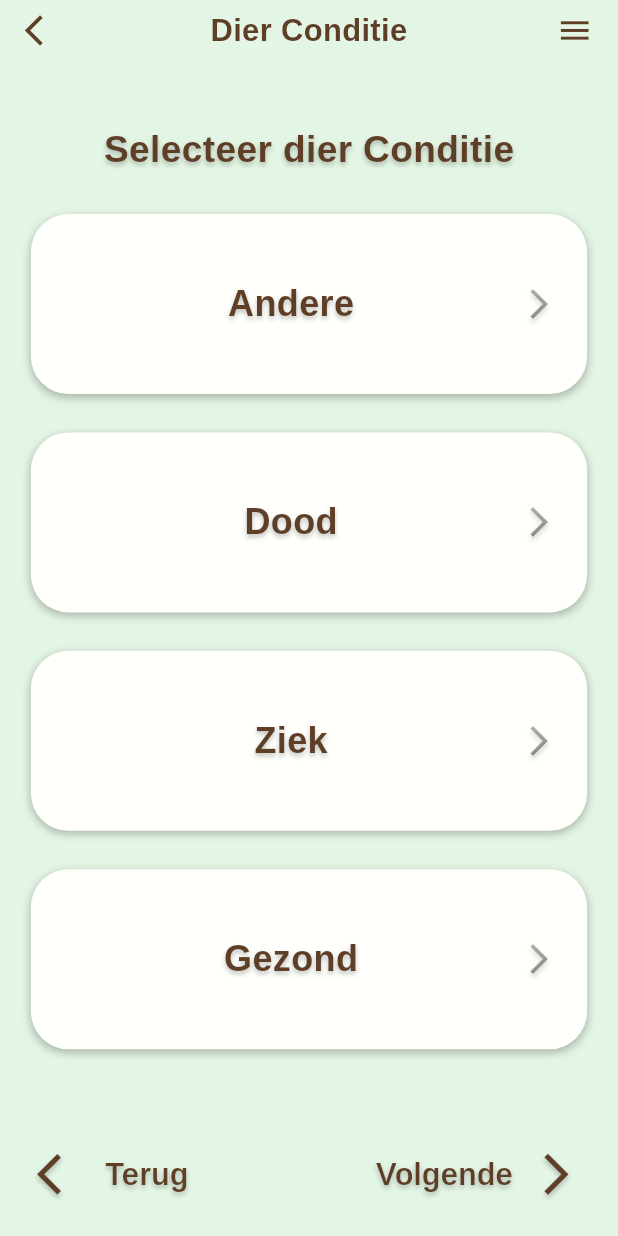
After one commit to WildLife-NL/wildrapport, a Flutter app: the screen it shows after launch, on a phone screen of 412 x 824 dp. The commit adds this screen. Run offline on Flutter 3.47's test engine with Material 3 defaults, Android fonts, the phone set to English and light mode, and no system bars; our stand-ins replace flutter_dotenv, lottie, shared_preferences; accounts and stored records are empty.

Commit message:
Adjusted the filter function becuase of a bug. created the Animal condition selection screen. created bottom app bar widget, created animal status button widget.

```diff
--- a/lib/main.dart
+++ b/lib/main.dart
@@ -18,14 +18,15 @@ import 'package:wildrapport/managers/overzicht_manager.dart';
 import 'package:wildrapport/providers/app_state_provider.dart';
 import 'package:wildrapport/constants/app_colors.dart';
 import 'package:wildrapport/constants/app_text_theme.dart';
+import 'package:wildrapport/screens/animals_screen.dart';
 import 'package:wildrapport/screens/login_screen.dart';
 import 'package:wildrapport/screens/overzicht_screen.dart';
 import 'package:wildrapport/screens/loading_screen.dart';
+import 'package:wildrapport/screens/animal_condition_screen.dart';
 import 'package:wildrapport/widgets/category_filter_options.dart';
 import 'package:wildrapport/managers/filter_manager.dart';
 import 'package:wildrapport/config/app_config.dart';
 import 'package:shared_preferences/shared_preferences.dart';
-import 'package:wildrapport/screens/animals_screen.dart';
 
 void main() async {
   WidgetsFlutterBinding.ensureInitialized();
@@ -40,7 +41,7 @@ void main() async {
 
   final loginManager = LoginManager(authApi);
   final filterManager = FilterManager();
-  final animalManager = AnimalManager(speciesApi, filterManager); // Pass filterManager here
+  final animalManager = AnimalManager(speciesApi, filterManager);
 
   runApp(
     MultiProvider(
@@ -95,8 +96,7 @@ class MyApp extends StatelessWidget {
           ),
         ),
       ),
-      // Replace LoginScreen with AnimalsScreen for testing
-      home: const AnimalsScreen(),
+      home: const AnimalConditionScreen(),  // Changed from AnimalsScreen to AnimalConditionScreen
     );
   }
 }
--- /dev/null
+++ b/lib/screens/animal_condition_screen.dart
@@ -0,0 +1,41 @@
+import 'package:flutter/material.dart';
+import 'package:wildrapport/widgets/app_bar.dart';
+import 'package:wildrapport/widgets/bottom_app_bar.dart';
+import 'package:wildrapport/widgets/health_status_buttons.dart';
+
+class AnimalConditionScreen extends StatelessWidget {
+  const AnimalConditionScreen({super.key});
+
+  void _handleStatusSelection(String status) {
+    // TODO: Implement status selection handling
+  }
+
+  @override
+  Widget build(BuildContext context) {
+    return Scaffold(
+      body: SafeArea(
+        child: Column(
+          children: [
+            CustomAppBar(
+              leftIcon: Icons.arrow_back_ios,
+              centerText: 'Dier Conditie',
+              rightIcon: Icons.menu,
+              onLeftIconPressed: () => Navigator.pop(context),
+              onRightIconPressed: () {/* Handle menu */},
+            ),
+            HealthStatusButtons(
+              onStatusSelected: _handleStatusSelection,
+              title: 'Selecteer dier Conditie',
+            ),
+          ],
+        ),
+      ),
+      bottomNavigationBar: CustomBottomAppBar(
+        onBackPressed: () => Navigator.pop(context),
+        onNextPressed: () {
+          // TODO: Implement next screen navigation
+        },
+      ),
+    );
+  }
+}
--- a/lib/widgets/app_bar.dart
+++ b/lib/widgets/app_bar.dart
@@ -16,13 +16,33 @@ class CustomAppBar extends StatelessWidget {
     this.rightIcon,
     this.onLeftIconPressed,
     this.onRightIconPressed,
-    this.preserveState = true,  // Default to true
+    this.preserveState = true,
   });
 
   @override
   Widget build(BuildContext context) {
+    final screenSize = MediaQuery.of(context).size;
+
+    // Calculate responsive dimensions
+    final double barHeight = screenSize.height * 0.05; // 5% of screen height
+    final double minHeight = 24.0;
+    final double maxHeight = 40.0;
+    final double finalHeight = barHeight.clamp(minHeight, maxHeight);
+
+    // Calculate responsive text size
+    final double fontSize = screenSize.width * 0.05; // 5% of screen width
+    final double minFontSize = 16.0;
+    final double maxFontSize = 24.0;
+    final double finalFontSize = fontSize.clamp(minFontSize, maxFontSize);
+
+    // Calculate responsive icon size
+    final double iconSize = screenSize.width * 0.06; // 6% of screen width
+    final double minIconSize = 24.0;
+    final double maxIconSize = 32.0;
+    final double finalIconSize = iconSize.clamp(minIconSize, maxIconSize);
+
     return Container(
-      height: 24,
+      height: finalHeight,
       color: Colors.transparent,
       child: Row(
         children: [
@@ -34,7 +54,9 @@ class CustomAppBar extends StatelessWidget {
               children: [
                 if (leftIcon != null)
                   Padding(
-                    padding: const EdgeInsets.only(left: 16.0),
+                    padding: EdgeInsets.only(
+                      left: screenSize.width * 0.04, // 4% of screen width
+                    ),
                     child: GestureDetector(
                       onTap: onLeftIconPressed ?? () {
                         Navigator.of(context).pop();
@@ -42,7 +64,7 @@ class CustomAppBar extends StatelessWidget {
                       child: Icon(
                         Icons.arrow_back_ios,
                         color: AppColors.brown,
-                        size: 28,
+                        size: finalIconSize,
                       ),
                     ),
                   ),
@@ -56,9 +78,9 @@ class CustomAppBar extends StatelessWidget {
             child: Center(
               child: Text(
                 centerText ?? '',
-                style: const TextStyle(
+                style: TextStyle(
                   color: AppColors.brown,
-                  fontSize: 20,
+                  fontSize: finalFontSize,
                   fontFamily: 'Arimo',
                   fontWeight: FontWeight.bold,
                 ),
@@ -76,13 +98,15 @@ class CustomAppBar extends StatelessWidget {
               children: [
                 if (rightIcon != null)
                   Padding(
-                    padding: const EdgeInsets.only(right: 16.0),
+                    padding: EdgeInsets.only(
+                      right: screenSize.width * 0.04, // 4% of screen width
+                    ),
                     child: GestureDetector(
                       onTap: onRightIconPressed,
                       child: Icon(
                         Icons.menu,
                         color: AppColors.brown,
-                        size: 28,
+                        size: finalIconSize,
                       ),
                     ),
                   ),
--- /dev/null
+++ b/lib/widgets/bottom_app_bar.dart
@@ -0,0 +1,136 @@
+import 'package:flutter/material.dart';
+import 'package:wildrapport/constants/app_colors.dart';
+
+class CustomBottomAppBar extends StatelessWidget {
+  final VoidCallback onBackPressed;
+  final VoidCallback onNextPressed;
+
+  const CustomBottomAppBar({
+    super.key,
+    required this.onBackPressed,
+    required this.onNextPressed,
+  });
+
+  void _handleBackPress() {
+    debugPrint('CustomBottomAppBar: Back button pressed');
+  }
+
+  void _handleNextPress() {
+    debugPrint('CustomBottomAppBar: Next button pressed');
+  }
+
+  @override
+  Widget build(BuildContext context) {
+    final screenSize = MediaQuery.of(context).size;
+
+    // Increased size values
+    final double barHeight = screenSize.height * 0.1; // Increased from 0.08
+    final double minHeight = 80.0; // Increased from 60.0
+    final double maxHeight = 100.0; // Increased from 80.0
+
+    // Increased font and icon sizes
+    final double fontSize = screenSize.width * 0.05; // Increased from 0.04
+    final double minFontSize = 18.0; // Increased from 14.0
+    final double maxFontSize = 24.0; // Increased from 18.0
+
+    final double iconSize = screenSize.width * 0.08; // Increased from 0.06
+    final double minIconSize = 28.0; // Increased from 20.0
+    final double maxIconSize = 36.0; // Increased from 28.0
+
+    final double finalHeight = barHeight.clamp(minHeight, maxHeight);
+    final double finalFontSize = fontSize.clamp(minFontSize, maxFontSize);
+    final double finalIconSize = iconSize.clamp(minIconSize, maxIconSize);
+    final double horizontalPadding = screenSize.width * 0.06; // Increased from 0.04
+
+    return Container(
+      height: finalHeight,
+      // Removed decoration to make background transparent
+      child: SafeArea(
+        child: Row(
+          mainAxisAlignment: MainAxisAlignment.spaceBetween,
+          children: [
+            // Back button
+            GestureDetector(
+              onTap: _handleBackPress,
+              child: Padding(
+                padding: EdgeInsets.only(left: horizontalPadding),
+                child: Row(
+                  children: [
+                    Icon(
+                      Icons.arrow_back_ios,
+                      color: AppColors.brown,
+                      size: finalIconSize,
+                      shadows: [
+                        Shadow(
+                          color: Colors.black.withOpacity(0.25),
+                          offset: const Offset(0, 2),
+                          blurRadius: 4,
+                        ),
+                      ],
+                    ),
+                    SizedBox(width: screenSize.width * 0.03), // Increased from 0.02
+                    Text(
+                      'Terug',
+                      style: TextStyle(
+                        color: AppColors.brown,
+                        fontSize: finalFontSize,
+                        fontWeight: FontWeight.w600, // Increased from w500
+                        shadows: [
+                          Shadow(
+                            color: Colors.black.withOpacity(0.25),
+                            offset: const Offset(0, 2),
+                            blurRadius: 4,
+                          ),
+                        ],
+                      ),
+                    ),
+                  ],
+                ),
+              ),
+            ),
+
+            // Next button
+            GestureDetector(
+              onTap: _handleNextPress,
+              child: Padding(
+                padding: EdgeInsets.only(right: horizontalPadding),
+                child: Row(
+                  children: [
+                    Text(
+                      'Volgende',
+                      style: TextStyle(
+                        color: AppColors.brown,
+                        fontSize: finalFontSize,
+                        fontWeight: FontWeight.w600, // Increased from w500
+                        shadows: [
+                          Shadow(
+                            color: Colors.black.withOpacity(0.25),
+                            offset: const Offset(0, 2),
+                            blurRadius: 4,
+                          ),
+                        ],
+                      ),
+                    ),
+                    SizedBox(width: screenSize.width * 0.03), // Increased from 0.02
+                    Icon(
+                      Icons.arrow_forward_ios,
+                      color: AppColors.brown,
+                      size: finalIconSize,
+                      shadows: [
+                        Shadow(
+                          color: Colors.black.withOpacity(0.25),
+                          offset: const Offset(0, 2),
+                          blurRadius: 4,
+                        ),
+                      ],
+                    ),
+                  ],
+                ),
+              ),
+            ),
+          ],
+        ),
+      ),
+    );
+  }
+}
--- /dev/null
+++ b/lib/widgets/health_status_buttons.dart
@@ -0,0 +1,76 @@
+import 'package:flutter/material.dart';
+import 'package:wildrapport/constants/app_colors.dart';
+import 'package:wildrapport/widgets/white_bulk_button.dart';
+
+class HealthStatusButtons extends StatelessWidget {
+  final Function(String) onStatusSelected;
+  final String title;
+
+  const HealthStatusButtons({
+    super.key,
+    required this.onStatusSelected,
+    this.title = 'Title', // Default value
+  });
+
+  @override
+  Widget build(BuildContext context) {
+    final screenSize = MediaQuery.of(context).size;
+
+    // Calculate responsive text size
+    final double fontSize = screenSize.width * 0.06; // 6% of width
+    final double minFontSize = 20.0;
+    final double maxFontSize = 28.0;
+    final double finalFontSize = fontSize.clamp(minFontSize, maxFontSize);
+
+    // Calculate responsive icon size
+    final double iconSize = screenSize.width * 0.05; // 5% of width
+    final double minIconSize = 18.0;
+    final double maxIconSize = 24.0;
+    final double finalIconSize = iconSize.clamp(minIconSize, maxIconSize);
+
+    return Expanded(
+      child: Padding(
+        padding: EdgeInsets.symmetric(
+          horizontal: screenSize.width * 0.05,
+          vertical: screenSize.height * 0.02,
+        ),
+        child: Column(
+          mainAxisAlignment: MainAxisAlignment.spaceEvenly,
+          children: [
+            Text(
+              title,
+              style: TextStyle(
+                color: AppColors.brown,
+                fontSize: finalFontSize,
+                fontWeight: FontWeight.bold,
+                shadows: [
+                  Shadow(
+                    color: Colors.black.withOpacity(0.25),
+                    offset: const Offset(0, 2),
+                    blurRadius: 4,
+                  ),
+                ],
+              ),
+            ),
+            _buildButton('Andere', finalIconSize),
+            _buildButton('Dood', finalIconSize),
+            _buildButton('Ziek', finalIconSize),
+            _buildButton('Gezond', finalIconSize),
+          ],
+        ),
+      ),
+    );
+  }
+
+  Widget _buildButton(String text, double iconSize) {
+    return WhiteBulkButton(
+      text: text,
+      rightWidget: Icon(
+        Icons.arrow_forward_ios,
+        color: Colors.black54,
+        size: iconSize,
+      ),
+      onPressed: () => onStatusSelected(text),
+    );
+  }
+}
--- a/lib/widgets/white_bulk_button.dart
+++ b/lib/widgets/white_bulk_button.dart
@@ -36,10 +36,10 @@ class WhiteBulkButton extends StatelessWidget {
       child: Material(
         color: Colors.transparent,
         child: InkWell(
-          splashFactory: NoSplash.splashFactory,
-          highlightColor: Colors.transparent,
           borderRadius: BorderRadius.circular(25),
           onTap: onPressed,
+          splashColor: AppColors.brown.withOpacity(0.1),
+          highlightColor: AppColors.brown.withOpacity(0.05),
           child: Padding(
             padding: const EdgeInsets.symmetric(horizontal: 20),
             child: Row(
--- a/pubspec.yaml
+++ b/pubspec.yaml
@@ -82,9 +82,7 @@ flutter:
     - assets/icons/rapporteren/health_icon.png
     - assets/icons/rapporteren/sighting_icon.png
     - assets/icons/rapporteren/accident_icon.png
-    - assets/icons/filter_dropdown/arrow_down_icon.png
-    - assets/icons/filter_dropdown/arrow_up_icon.png
-    - assets/icons/filter_dropdown/arrow_next_icon.png
+    - .env
     - assets/icons/filter_dropdown/category_icon.png
     - assets/icons/filter_dropdown/filter_icon.png
     - assets/icons/filter_dropdown/letter_icon.png
@@ -93,7 +91,6 @@ flutter:
     - assets/icons/filter_dropdown/evenhoevigen.png
     - assets/icons/filter_dropdown/knaagdieren.png
     - assets/icons/filter_dropdown/roofdieren.png
-    - assets/icons/filter_dropdown/search_icon.png
     - .env
 
 
```
Also changed, not shown: lib/constants/asset_preloader.dart (+1 -14 lines), lib/managers/dropdown_manager.dart (+35 -28 lines), lib/managers/filter_manager.dart (+6 -6 lines), lib/models/enums/filter_type.dart (+8 -33 lines), lib/models/filter_button_model.dart (deleted, +0 -46 lines), lib/widgets/brown_button.dart (+35 -8 lines).
